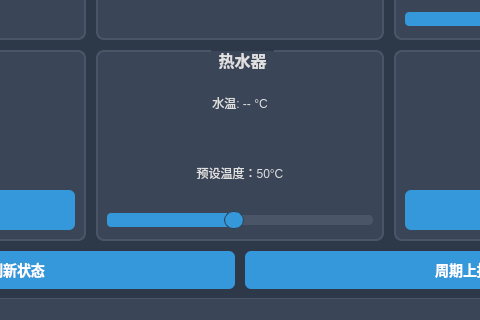
Old version of the form uiClass/MainWidget/mainwidget.ui in the repository MenShengFa-DaCai/Qtclient; both pictures show x 210 to 690 and y 362 to 682 of the 900 by 682 pixel window.
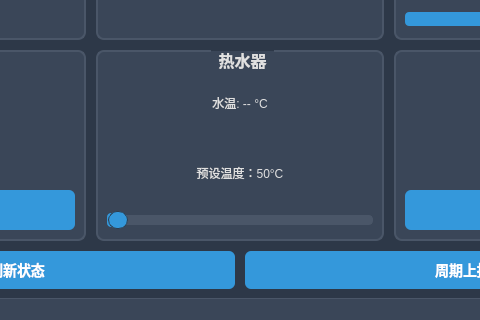
New version of the form.

The edit to the form file:
```diff
--- a/uiClass/MainWidget/mainwidget.ui
+++ b/uiClass/MainWidget/mainwidget.ui
@@ -130,13 +130,13 @@
           </size>
          </property>
          <property name="minimum">
-          <number>16</number>
+          <number>40</number>
          </property>
          <property name="maximum">
-          <number>35</number>
+          <number>100</number>
          </property>
          <property name="value">
-          <number>25</number>
+          <number>40</number>
          </property>
          <property name="orientation">
           <enum>Qt::Orientation::Horizontal</enum>
```
